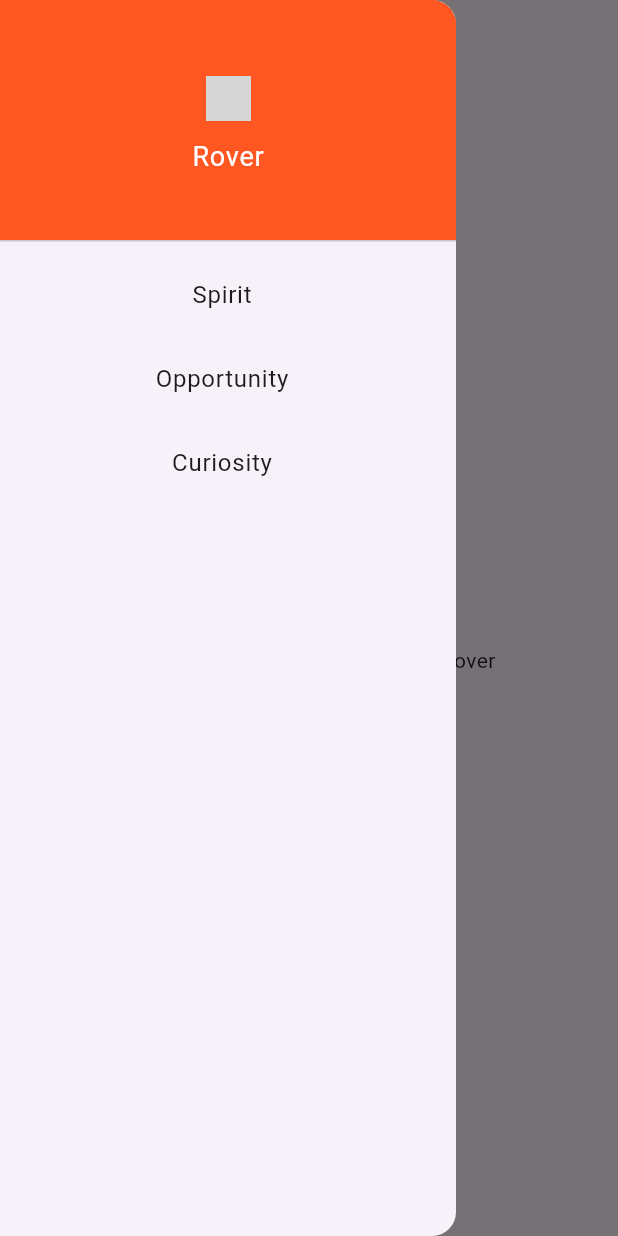
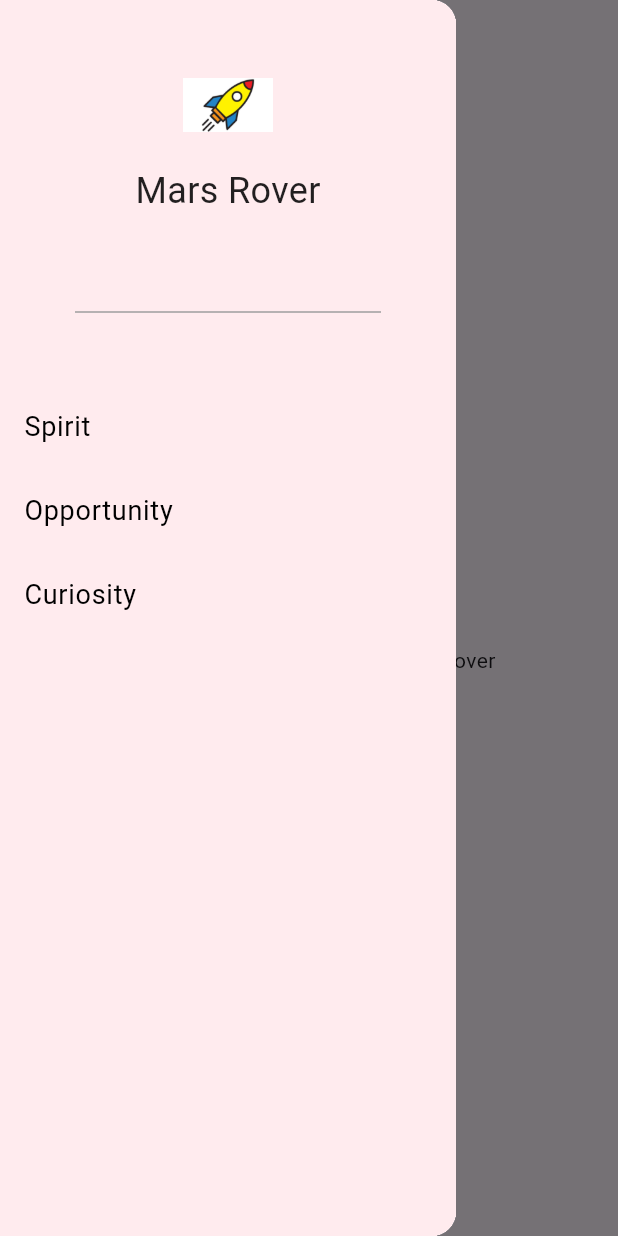
Before and after one commit to yanldx/MRA_Flutter, a Flutter app: the screen it shows after launch, with the side drawer open, on a phone screen of 412 x 824 dp. Run offline on Flutter 3.47's test engine with Material 3 defaults, Android fonts, the phone set to English and light mode, and no system bars; grey boxes are pictures that could not be loaded.

Commit message:
design menu

```diff
--- a/lib/widgets/app_drawer.dart
+++ b/lib/widgets/app_drawer.dart
@@ -6,31 +6,50 @@ class AppDrawer extends StatelessWidget {
   @override
   Widget build(BuildContext context) {
     return Drawer(
+      child: Container(
+        color: Colors.red[50], // Couleur uniforme très claire sur tout le menu
         child: ListView(
           padding: EdgeInsets.zero,
           children: [
-          DrawerHeader(
-            decoration: BoxDecoration(color: Colors.deepOrange),
+            Container(
+              padding: EdgeInsets.only(top: 40, left: 16, right: 16, bottom: 16),
+              color: Colors.red[50], // même couleur que le drawer
               child: Column(
                 mainAxisAlignment: MainAxisAlignment.center,
                 children: [
-                Image.asset('assets/fusee.png', width: 30, height: 30),
+                  Image.asset('assets/fusee.png', width: 60, height: 60),
                   SizedBox(height: 10),
-                Text('Rover', style: TextStyle(color: Colors.white, fontSize: 18)),
+                  Text(
+                    'Mars Rover',
+                    style: TextStyle(color: Colors.black87, fontSize: 24),
+                  ),
                 ],
               ),
             ),
+            SizedBox(height: 40),
+            Padding(
+              padding: const EdgeInsets.symmetric(horizontal: 50),
+              child: Divider(
+                thickness: 1,
+                color: Colors.grey,
+              ),
+            ),
+            SizedBox(height: 40),
             ...rovers.map((rover) {
               return ListTile(
-              title: Center(child: Text(rover)),
+                title: Text(
+                  rover,
+                  style: TextStyle(fontSize: 18, color: Colors.black),
+                ),
                 onTap: () {
-                Navigator.pop(context); // Ferme le menu
-                Navigator.pushNamed(context, '/$rover'); // Redirige vers la page correspondante
+                  Navigator.pop(context);
+                  Navigator.pushNamed(context, '/$rover');
                 },
               );
             }).toList(),
           ],
         ),
+      ),
     );
   }
 }
```
Also changed, not shown: pubspec.yaml (+2 -9 lines). Lines whose indentation alone changed are shown as unchanged.
